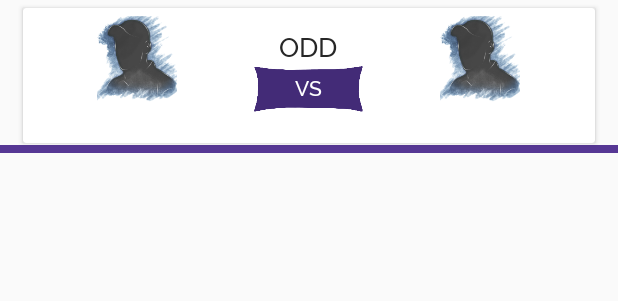
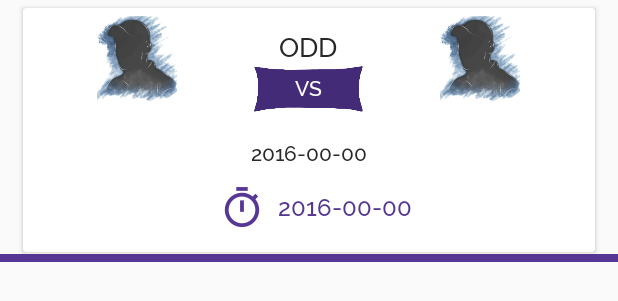
Before and after one commit to shroff-kandarp/DreamPlay, an Android app: the layout item_design_fixtures.xml on its own in the app's theme, with its tools: preview values and no code run, on a phone screen of 412 x 824 dp. Shown: the top 301 px of the screen. Run offline under Robolectric (Android 15) with nearby library versions, the phone set to English and light mode, and no system bars.

Commit message:
Initial SetUp

```diff
--- a/app/src/main/java/com/fragments/LiveFragment.java
+++ b/app/src/main/java/com/fragments/LiveFragment.java
@@ -115,6 +115,7 @@ public class LiveFragment extends Fragment {
                                 map.put("eTeam2Won", generalFunc.getJsonValue("eTeam2Won", temp_obj));
                                 map.put("vMatchType", generalFunc.getJsonValue("vMatchType", temp_obj));
                                 map.put("dStartDate", generalFunc.getJsonValue("dStartDate", temp_obj));
+                                map.put("matchStartDate", generalFunc.getJsonValue("matchStartDate", temp_obj));
                                 map.put("TYPE", ""+FixturesRecyclerAdapter.TYPE_ITEM);
 
                                 list.add(map);
--- a/app/src/main/java/com/fragments/ResultsFragment.java
+++ b/app/src/main/java/com/fragments/ResultsFragment.java
@@ -115,6 +115,7 @@ public class ResultsFragment extends Fragment {
                                 map.put("eTeam2Won", generalFunc.getJsonValue("eTeam2Won", temp_obj));
                                 map.put("vMatchType", generalFunc.getJsonValue("vMatchType", temp_obj));
                                 map.put("dStartDate", generalFunc.getJsonValue("dStartDate", temp_obj));
+                                map.put("matchStartDate", generalFunc.getJsonValue("matchStartDate", temp_obj));
                                 map.put("TYPE", ""+FixturesRecyclerAdapter.TYPE_ITEM);
 
                                 list.add(map);
--- a/app/src/main/java/com/general/files/UpdateFrequentTask.java
+++ b/app/src/main/java/com/general/files/UpdateFrequentTask.java
@@ -35,7 +35,7 @@ public class UpdateFrequentTask implements Runnable {
     }
 
     public void startRepeatingTask() {
-        isKilled = true;
+        isKilled = false;
         this.run();
     }
 
--- a/app/src/main/res/layout/item_design_fixtures.xml
+++ b/app/src/main/res/layout/item_design_fixtures.xml
@@ -114,12 +114,23 @@
                 android:layout_width="match_parent"
                 android:layout_height="wrap_content"
                 android:layout_gravity="bottom|center_horizontal"
-                android:layout_weight="0"
+                android:layout_marginTop="4dp"
                 android:gravity="bottom|center"
                 android:text="2016-00-00"
-                android:textColor="#ca0404"
-                android:textSize="@dimen/txt_size_14"
-                android:visibility="gone" />
+                android:textColor="#2A2A2A"
+                android:textSize="@dimen/txt_size_14" />
+
+            <com.view.MTextView
+                android:id="@+id/dateRemainsInfoTxtView"
+                android:layout_width="wrap_content"
+                android:layout_height="wrap_content"
+                android:layout_gravity="bottom|center_horizontal"
+                android:layout_marginTop="4dp"
+                android:gravity="center"
+                android:text="2016-00-00"
+                android:drawableStart="@mipmap/ic_timer"
+                android:textColor="@color/appThemeColor_1"
+                android:textSize="@dimen/txt_size_16" />
         </LinearLayout>
     </android.support.v7.widget.CardView>
 
```
Also changed, not shown: app/src/main/java/com/adapter/FixturesRecyclerAdapter.java (+27 -0 lines), app/src/main/java/com/fragments/FixturesFragment.java (+22 -4 lines), app/src/main/java/com/general/files/FixturesTimer.java (added, +26 -0 lines), app/src/main/java/com/general/files/GeneralFunctions.java (+12 -0 lines), app/src/main/java/com/utils/Utils.java (+35 -0 lines), app/src/main/ic_timer-web.png (added), app/src/main/res/mipmap-hdpi/ic_timer.png (added), app/src/main/res/mipmap-mdpi/ic_timer.png (added), app/src/main/res/mipmap-xhdpi/ic_timer.png (added), app/src/main/res/mipmap-xxhdpi/ic_timer.png (added), app/src/main/res/mipmap-xxxhdpi/ic_timer.png (added).
